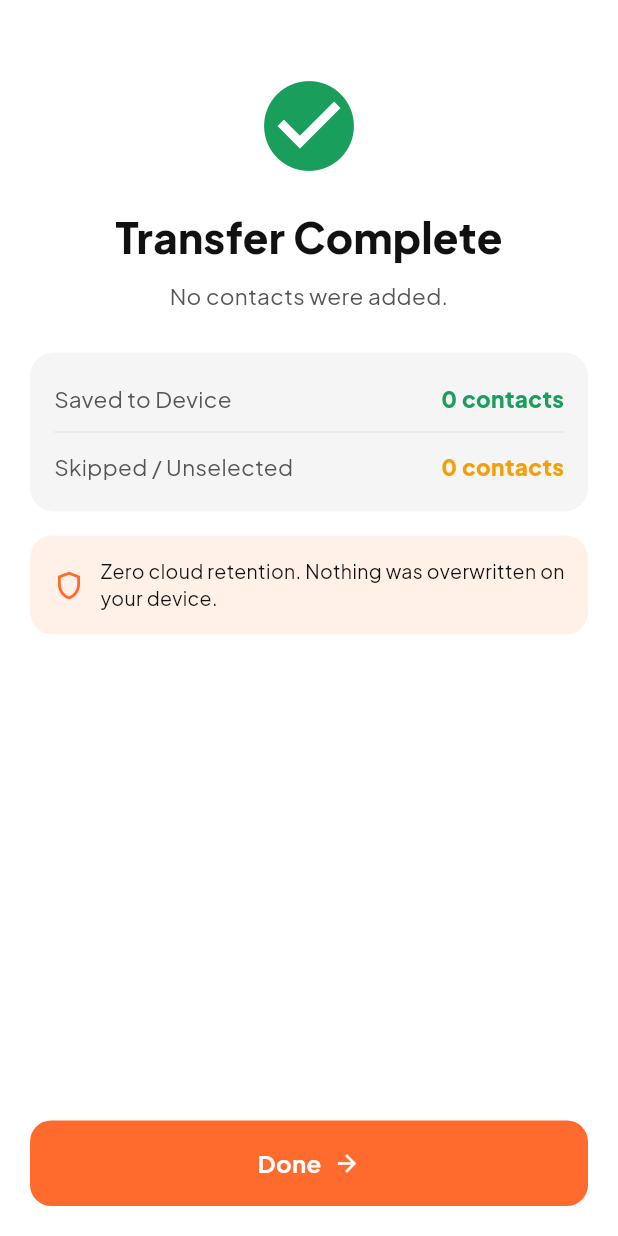
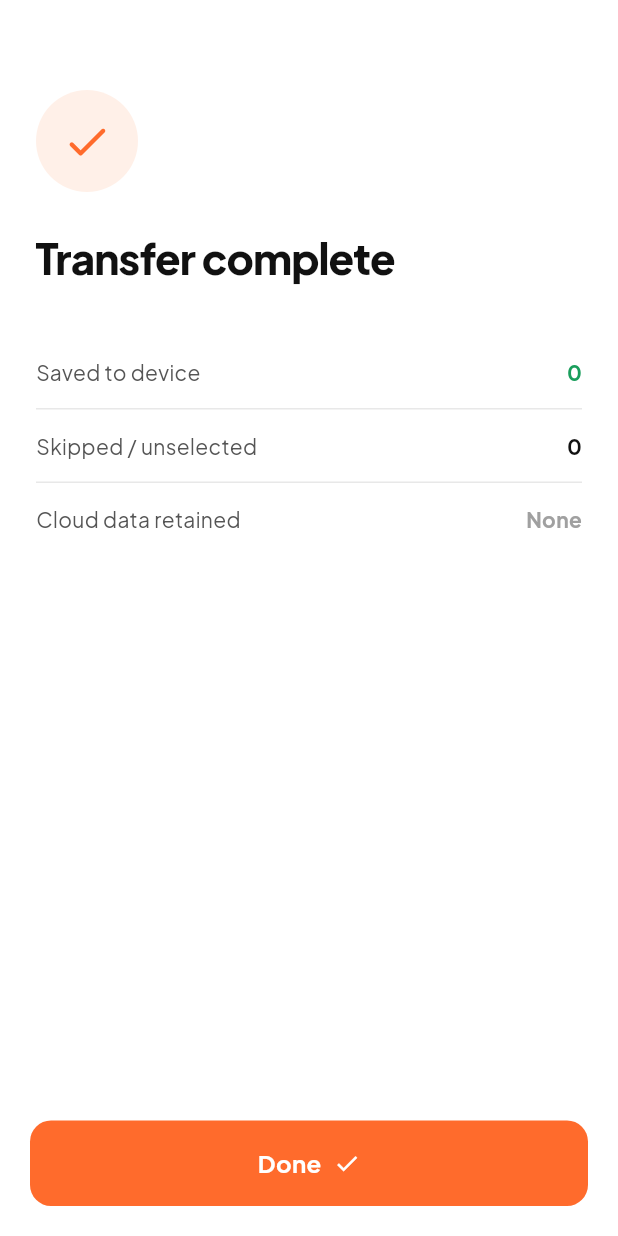
Before and after one commit to kuroi17/Qiwii-Easy-Contact-Share-QR, a Flutter app: the ResultScreen widget shown alone on an empty page, opened directly with empty values, on a phone screen of 412 x 824 dp. Run offline on Flutter 3.47's test engine with Material 3 defaults, Android fonts, the light colour scheme and no system bars; our stand-ins replace flutter_contacts, flutter_riverpod, google_fonts, permission_handler, qr_flutter; missing offline and left inert: mobile_scanner; statements that could not run were skipped.

Commit message:
feat(import): overhaul received contacts review and transfer result screens

```diff
--- a/contactqr_flutter/lib/features/import/presentation/received_screen.dart
+++ b/contactqr_flutter/lib/features/import/presentation/received_screen.dart
@@ -73,19 +73,18 @@ class _ReceivedScreenState extends ConsumerState<ReceivedScreen> {
                       margin: const EdgeInsets.only(bottom: 16),
                       padding: const EdgeInsets.symmetric(horizontal: 14, vertical: 10),
                       decoration: BoxDecoration(
-                        color: AppColors.amber.withValues(alpha: 0.12),
-                        borderRadius: BorderRadius.circular(14),
-                        border: Border.all(color: AppColors.amber.withValues(alpha: 0.3)),
+                        color: AppColors.accentTint,
+                        borderRadius: BorderRadius.circular(12),
                       ),
                       child: Row(
                         children: [
-                          const Icon(Icons.info_outline, color: AppColors.amber, size: 22),
+                          const Icon(Icons.info_outline, color: AppColors.accent, size: 20),
                           const SizedBox(width: 10),
                           Expanded(
                             child: Text(
                               '$dupCount duplicate contact${dupCount > 1 ? 's' : ''} detected in your address book.',
                               style: const TextStyle(
-                                color: AppColors.navy,
+                                color: AppColors.ink,
                                 fontSize: 13,
                                 fontWeight: FontWeight.w600,
                               ),
@@ -101,8 +100,8 @@ class _ReceivedScreenState extends ConsumerState<ReceivedScreen> {
                             child: const Text(
                               'Skip All',
                               style: TextStyle(
-                                color: AppColors.amber,
-                                fontWeight: FontWeight.w800,
+                                color: AppColors.accent,
+                                fontWeight: FontWeight.w700,
                                 fontSize: 13,
                               ),
                             ),
@@ -140,8 +139,8 @@ class _ReceivedScreenState extends ConsumerState<ReceivedScreen> {
                               ? 'Clear all'
                               : 'Select all',
                           style: const TextStyle(
-                            color: AppColors.teal,
-                            fontWeight: FontWeight.w800,
+                            color: AppColors.accent,
+                            fontWeight: FontWeight.w700,
                           ),
                         ),
                       ),
@@ -157,7 +156,7 @@ class _ReceivedScreenState extends ConsumerState<ReceivedScreen> {
                           )
                         : ListView.separated(
                             itemCount: filtered.length,
-                            separatorBuilder: (_, _) => const SizedBox(height: 8),
+                            separatorBuilder: (_, _) => const Divider(height: 1, color: AppColors.border),
                             itemBuilder: (_, index) {
                               final contact = filtered[index];
                               return ContactRow(
@@ -185,7 +184,7 @@ class _ReceivedScreenState extends ConsumerState<ReceivedScreen> {
               showModalBottomSheet(
                 context: context,
                 isDismissible: false,
-                backgroundColor: AppColors.ivory,
+                backgroundColor: AppColors.canvas,
                 shape: const RoundedRectangleBorder(
                   borderRadius: BorderRadius.vertical(top: Radius.circular(26)),
                 ),
--- a/contactqr_flutter/lib/features/import/presentation/result_screen.dart
+++ b/contactqr_flutter/lib/features/import/presentation/result_screen.dart
@@ -1,12 +1,10 @@
 import 'package:flutter/material.dart';
 import '../../../core/theme/app_colors.dart';
-import '../../../core/widgets/card_box.dart';
 import '../../../core/widgets/primary_button.dart';
 import '../../../core/widgets/shell.dart';
-import '../../../core/widgets/summary_row.dart';
 import '../../../data/models/contact_model.dart';
 
-class ResultScreen extends StatelessWidget {
+class ResultScreen extends StatefulWidget {
   const ResultScreen({
     super.key,
     required this.count,
@@ -25,86 +23,100 @@ class ResultScreen extends StatelessWidget {
   final List<AppContact> failedContacts;
 
   @override
-  Widget build(BuildContext context) => Shell(
+  State<ResultScreen> createState() => _ResultScreenState();
+}
+
+class _ResultScreenState extends State<ResultScreen> with SingleTickerProviderStateMixin {
+  late AnimationController _animController;
+  late Animation<double> _scaleAnim;
+
+  @override
+  void initState() {
+    super.initState();
+    _animController = AnimationController(
+      vsync: this,
+      duration: const Duration(milliseconds: 600),
+    );
+    _scaleAnim = CurvedAnimation(parent: _animController, curve: Curves.elasticOut);
+    _animController.forward();
+  }
+
+  @override
+  void dispose() {
+    _animController.dispose();
+    super.dispose();
+  }
+
+  @override
+  Widget build(BuildContext context) {
+    final isSuccess = !(widget.failedCount > 0 && widget.count == 0);
+
+    return Shell(
       child: Column(
         children: [
           Expanded(
-          child: SingleChildScrollView(
-            padding: const EdgeInsets.fromLTRB(20, 48, 20, 20),
+            child: Padding(
+              padding: const EdgeInsets.fromLTRB(24, 60, 24, 24),
               child: Column(
+                crossAxisAlignment: CrossAxisAlignment.start,
                 children: [
-                Icon(
-                  failedCount > 0 && count == 0 ? Icons.error_outline : Icons.check_circle,
-                  color: failedCount > 0 && count == 0 ? Colors.red : AppColors.success,
-                  size: 72,
+                  // ── Animated Success Circle ─────────────────────────────
+                  ScaleTransition(
+                    scale: _scaleAnim,
+                    child: Container(
+                      width: 68,
+                      height: 68,
+                      decoration: BoxDecoration(
+                        color: isSuccess ? AppColors.accentTint : AppColors.error.withValues(alpha: 0.12),
+                        shape: BoxShape.circle,
                       ),
-                const SizedBox(height: 18),
+                      child: Icon(
+                        isSuccess ? Icons.check_rounded : Icons.close_rounded,
+                        color: isSuccess ? AppColors.accent : AppColors.error,
+                        size: 34,
+                      ),
+                    ),
+                  ),
+
+                  const SizedBox(height: 24),
+
+                  // ── Title ───────────────────────────────────────────────
                   Text(
-                  failedCount > 0 && count == 0 ? 'Import Failed' : 'Transfer Complete',
+                    isSuccess ? 'Transfer complete' : 'Import failed',
                     style: const TextStyle(
-                    color: AppColors.navy,
+                      color: AppColors.ink,
                       fontSize: 28,
                       fontWeight: FontWeight.w800,
+                      letterSpacing: -0.6,
                     ),
                   ),
-                const SizedBox(height: 8),
-                Text(
-                  count > 0
-                      ? 'Your selected contacts have been added directly to your device address book.'
-                      : 'No contacts were added.',
-                  textAlign: TextAlign.center,
-                  style: const TextStyle(color: AppColors.slate, fontSize: 15),
+
+                  const SizedBox(height: 32),
+
+                  // ── Stat Rows ────────────────────────────────────────────
+                  _StatRow(
+                    label: 'Saved to device',
+                    value: '${widget.count}',
+                    valueColor: AppColors.success,
                   ),
-                const SizedBox(height: 28),
-
-                // Metrics Box
-                CardBox(
-                  child: Column(
-                    children: [
-                      SummaryRow(
-                        label: 'Saved to Device',
-                        value: '$count contacts',
-                        color: AppColors.success,
+                  const Divider(height: 1, color: AppColors.border),
+                  _StatRow(
+                    label: 'Skipped / unselected',
+                    value: '${widget.skippedCount}',
                   ),
-                      const Divider(color: AppColors.border),
-                      SummaryRow(
-                        label: 'Skipped / Unselected',
-                        value: '$skippedCount contacts',
-                        color: AppColors.amber,
-                      ),
-                      if (failedCount > 0) ...[
-                        const Divider(color: AppColors.border),
-                        SummaryRow(
+                  if (widget.failedCount > 0) ...[
+                    const Divider(height: 1, color: AppColors.border),
+                    _StatRow(
                       label: 'Failed',
-                          value: '$failedCount contacts',
-                          color: Colors.red,
+                      value: '${widget.failedCount}',
+                      valueColor: AppColors.error,
                     ),
                   ],
-                    ],
-                  ),
-                ),
-                const SizedBox(height: 16),
-
-                // Reassurance Banner
-                Container(
-                  width: double.infinity,
-                  padding: const EdgeInsets.all(15),
-                  decoration: BoxDecoration(
-                    color: AppColors.mint,
-                    borderRadius: BorderRadius.circular(15),
-                  ),
-                  child: const Row(
-                    children: [
-                      Icon(Icons.shield_outlined, color: AppColors.teal, size: 22),
-                      SizedBox(width: 10),
-                      Expanded(
-                        child: Text(
-                          'Zero cloud retention. Nothing was overwritten on your device.',
-                          style: TextStyle(color: AppColors.navy, fontSize: 13, height: 1.4),
-                        ),
-                      ),
-                    ],
-                  ),
+                  const Divider(height: 1, color: AppColors.border),
+                  const _StatRow(
+                    label: 'Cloud data retained',
+                    value: 'None',
+                    valueColor: AppColors.ink3,
                   ),
                 ],
               ),
@@ -112,9 +124,45 @@ class ResultScreen extends StatelessWidget {
           ),
           PrimaryButton(
             label: 'Done',
+            icon: Icons.check,
             onPressed: () => Navigator.popUntil(context, (route) => route.isFirst),
           ),
         ],
       ),
     );
   }
+}
+
+class _StatRow extends StatelessWidget {
+  const _StatRow({
+    required this.label,
+    required this.value,
+    this.valueColor,
+  });
+
+  final String label;
+  final String value;
+  final Color? valueColor;
+
+  @override
+  Widget build(BuildContext context) => Padding(
+    padding: const EdgeInsets.symmetric(vertical: 14),
+    child: Row(
+      mainAxisAlignment: MainAxisAlignment.spaceBetween,
+      children: [
+        Text(
+          label,
+          style: const TextStyle(color: AppColors.ink2, fontSize: 14),
+        ),
+        Text(
+          value,
+          style: TextStyle(
+            color: valueColor ?? AppColors.ink,
+            fontSize: 14,
+            fontWeight: FontWeight.w700,
+          ),
+        ),
+      ],
+    ),
+  );
+}
```
Lines whose indentation alone changed are shown as unchanged.
